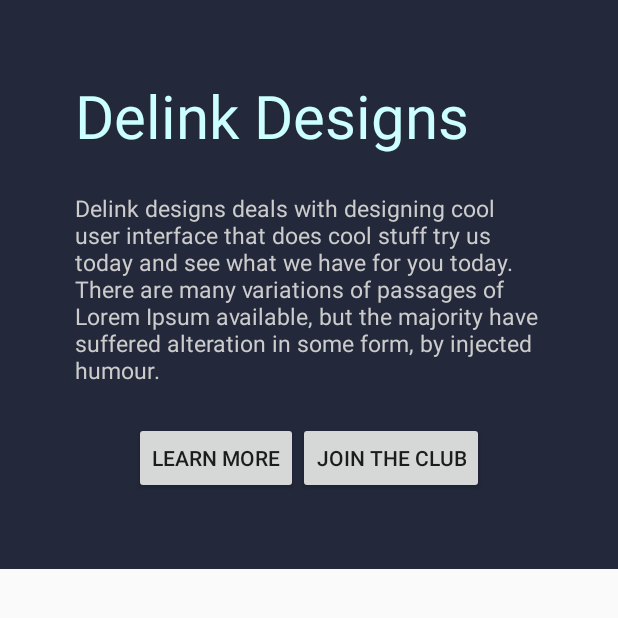
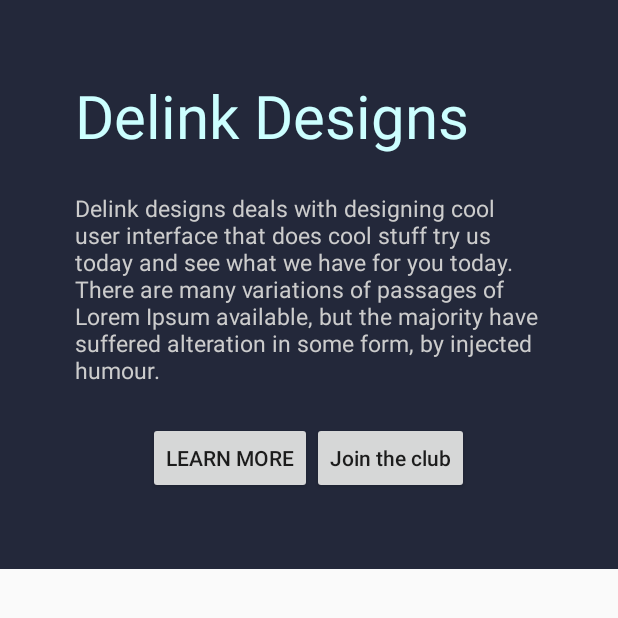
Before and after one commit to Delink-D/modern-login, an Android app: the screen it shows after launch (MainActivity), on a phone screen of 412 x 824 dp, the top half of it. Run offline under Robolectric (Android 15) with nearby library versions, the phone set to English and light mode, and no system bars.

Commit message:
remove all caps in buttons

```diff
--- a/app/src/main/res/layout/activity_main.xml
+++ b/app/src/main/res/layout/activity_main.xml
@@ -40,9 +40,11 @@
                 android:layout_width="wrap_content"
                 android:layout_height="wrap_content"
                 android:text="Learn More"/>
+                android:textAllCaps="false"
             <Button
                 android:layout_width="wrap_content"
                 android:layout_height="wrap_content"
+                android:textAllCaps="false"
                 android:text="Join the club"/>
         </LinearLayout>
     </LinearLayout>
```
